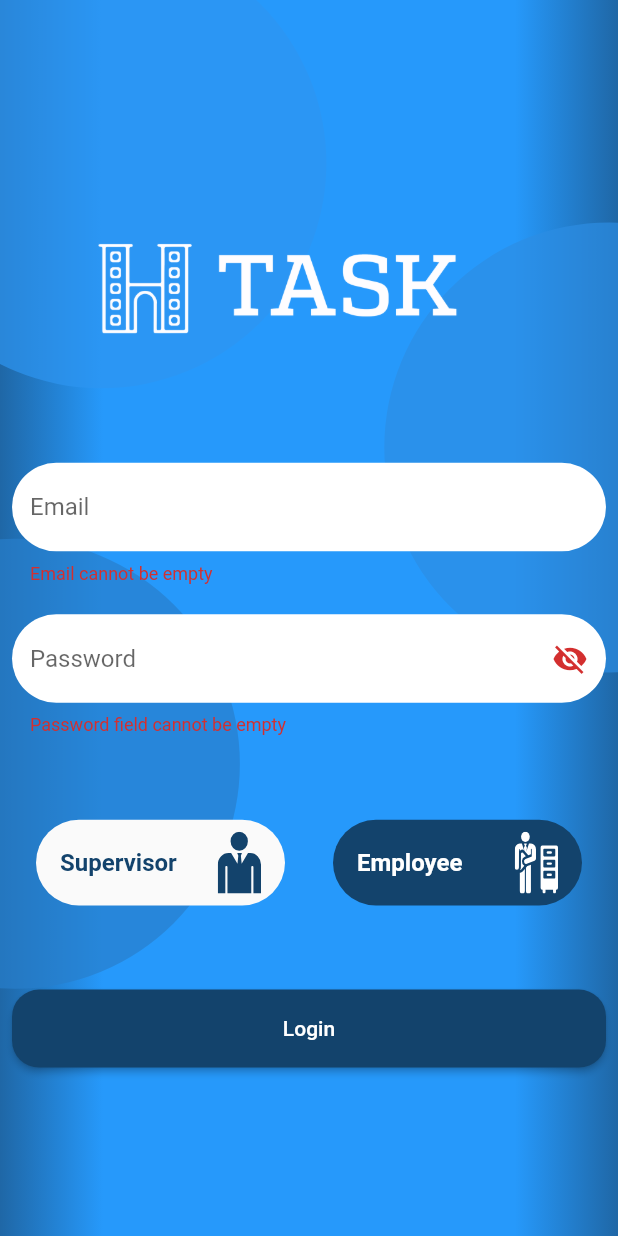
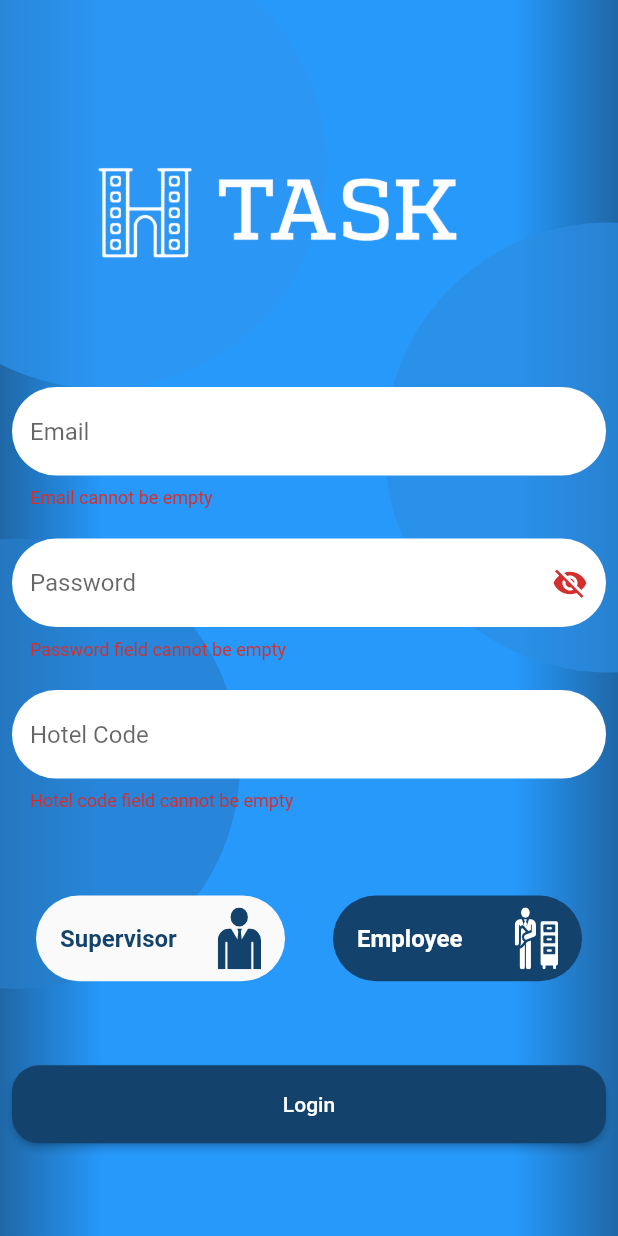
Before and after one commit to Hossam52/Hotel-management-system, a Flutter app: the screen it shows after launch, after a tap on "Login", on a phone screen of 412 x 824 dp. Run offline on Flutter 3.47's test engine with Material 2 defaults, Android fonts, the light colour scheme and no system bars; our stand-ins replace badges, cached_network_image, custom_radio_grouped_button, device_preview, dio, easy_localization and 9 more; missing offline and left inert: time_range_picker; accounts and stored records are empty; network calls fail.

Commit message:
Add hotel code in login and note in order details and fix null error when tapp on notification when the user is logged out

```diff
--- a/assets/translations/ar-EG.json
+++ b/assets/translations/ar-EG.json
@@ -43,5 +43,11 @@
   "Supervisor": "مشرف",
   "FilteredDateIs": "الفلترة بالتاريخ",
   "Late": "المتأخرة",
-  "FinishedTime": "وقت الانتهاء"
+  "FinishedTime": "وقت الانتهاء",
+  "Hotel_Code": "كود الفندق",
+  "Notes":"الملاحظات",
+  "Payment_Method":"طريقة الدفع"
+
+
+
 }
--- a/assets/translations/en-US.json
+++ b/assets/translations/en-US.json
@@ -43,7 +43,11 @@
   "Supervisor":"Supervisor",
   "FilteredDateIs":"Filtered date is",
   "Late":"Late",
-  "FinishedTime":"Finished Time"
+  "FinishedTime":"Finished Time",
+  "Hotel_Code": "Hotel Code",
+  "Notes":"Notes",
+  "Payment_Method":"Payment Method"
+
 
 
 
--- a/lib/models/person_login_model.dart
+++ b/lib/models/person_login_model.dart
@@ -74,10 +74,12 @@ class PersonLoginModel {
 class EmployeeRequestModel {
   String email;
   String password;
+  String code;
   String mobileToken;
   EmployeeRequestModel({
     required this.email,
     required this.password,
+    required this.code,
     required this.mobileToken,
   });
 
@@ -85,6 +87,7 @@ class EmployeeRequestModel {
     return {
       'email': email,
       'password': password,
+      'code': code,
       'mobile_token': mobileToken,
     };
   }
--- a/lib/screens/home/widgets/status_item.dart
+++ b/lib/screens/home/widgets/status_item.dart
@@ -67,7 +67,7 @@ class StatusItem extends StatelessWidget {
                 ),
                 _rowRecord(
                   item1: _RowItemModel(
-                      text: orderModel.roomNum,
+                      text: orderModel.roomNum.toString(),
                       imagePath: 'assets/images/icons/door.svg'),
                   item2: _RowItemModel(
                       text: orderModel.employeeName,
--- a/lib/screens/login/cubit/auth_cubit.dart
+++ b/lib/screens/login/cubit/auth_cubit.dart
@@ -24,6 +24,7 @@ class AuthCubit extends Cubit<AuthState> {
   final formKey = GlobalKey<FormState>();
   final loginEmailController = TextEditingController();
   final loginPasswordController = TextEditingController();
+  final loginHotelCodeController = TextEditingController();
 
   bool visiblePassword = false;
   late String token;
@@ -63,6 +64,14 @@ class AuthCubit extends Cubit<AuthState> {
     }
   }
 
+  String? validateHotelCode(String? input) {
+    if (input!.isEmpty) {
+      return 'Hotel code field cannot be empty';
+    } else {
+      return null;
+    }
+  }
+
   Future<void> login(BuildContext context) async {
     try {
       emit(LoadingLoginState());
@@ -76,6 +85,7 @@ class AuthCubit extends Cubit<AuthState> {
           .setPersonalData(personalProfile, token, selectedAccountType!);
       emit(SuccessLoginState(selectedAccountType!));
     } catch (e) {
+      log(e.toString());
       emit(ErrorLoginState(errorMessage: e.toString()));
     }
   }
@@ -85,6 +95,7 @@ class AuthCubit extends Cubit<AuthState> {
     final loginRequestModel = EmployeeRequestModel(
         email: loginEmailController.text,
         password: loginPasswordController.text,
+        code: loginHotelCodeController.text,
         mobileToken: deviceToken!);
     if (selectedAccountType == LoginAuthType.employee) {
       final model = await EmployeeServices.login(loginRequestModel);
--- a/lib/screens/login/login.dart
+++ b/lib/screens/login/login.dart
@@ -81,6 +81,12 @@ class _LoginScreenState extends State<LoginScreen> {
                               isPassword: authCubit.visiblePassword,
                               controller: authCubit.loginPasswordController,
                               validator: authCubit.validatePassword,
+                            ),
+                            DefaultTextField(
+                              hintText: 'Hotel_Code'.tr(),
+                              isPassword: false,
+                              controller: authCubit.loginHotelCodeController,
+                              validator: authCubit.validateHotelCode,
                             ),
                             const SizedBox(height: 20),
                             const _AuthTypeImages(),
--- a/lib/shared/network/remote/notifications.dart
+++ b/lib/shared/network/remote/notifications.dart
@@ -57,20 +57,21 @@ class FCM {
         properties: ChangeAvailableLocalNotification(),
         title: message.notification!.title, // message.notification!.title,
         body: message.notification!.body, //message.notification!.body,
-        payload: message.data['change_available'],
+        payload: json.encode(data),
       );
     } else if (message.data.containsKey('auth')) {
       LocalNotifications.showLocalNotification(
         properties: AuthLocalNotification(),
         title: message.notification!.title, // message.notification!.title,
         body: message.notification!.body, //message.notification!.body,
-        payload: message.data['auth'],
+        payload: json.encode(data),
       );
     } else {
       LocalNotifications.showLocalNotification(
         properties: DefaultLocalNotification(),
         title: message.notification!.title, // message.notification!.title,
         body: message.notification!.body, //message.notification!.body,
+        payload: json.encode(data),
       );
     }
   }
--- a/lib/translations/translation_loader.dart
+++ b/lib/translations/translation_loader.dart
@@ -59,7 +59,10 @@ class CodegenLoader extends AssetLoader{
   "Supervisor": "مشرف",
   "FilteredDateIs": "الفلترة بالتاريخ",
   "Late": "المتأخرة",
-  "FinishedTime": "وقت الانتهاء"
+  "FinishedTime": "وقت الانتهاء",
+  "Hotel_Code": "كود الفندق",
+  "Notes": "الملاحظات",
+  "Payment_Method": "طريقة الدفع"
 };
 static const Map<String,dynamic> en_US = {
   "Available": "Available",
@@ -106,7 +109,10 @@ static const Map<String,dynamic> en_US = {
   "Supervisor": "Supervisor",
   "FilteredDateIs": "Filtered date is",
   "Late": "Late",
-  "FinishedTime": "Finished Time"
+  "FinishedTime": "Finished Time",
+  "Hotel_Code": "Hotel Code",
+  "Notes": "Notes",
+  "Payment_Method": "Payment Method"
 };
 static const Map<String, Map<String,dynamic>> mapLocales = {"ar_EG": ar_EG, "en_US": en_US};
 }
```
Also changed, not shown: lib/models/orders/order_model.dart (+7 -2 lines), lib/models/tasks.dart (+1 -11 lines), lib/screens/home/cubit/home_cubit.dart (+13 -0 lines), lib/screens/order_details/order_details.dart (+54 -4 lines), lib/shared/constants/methods.dart (+16 -6 lines), lib/shared/network/remote/dio_helper.dart (+19 -0 lines).
